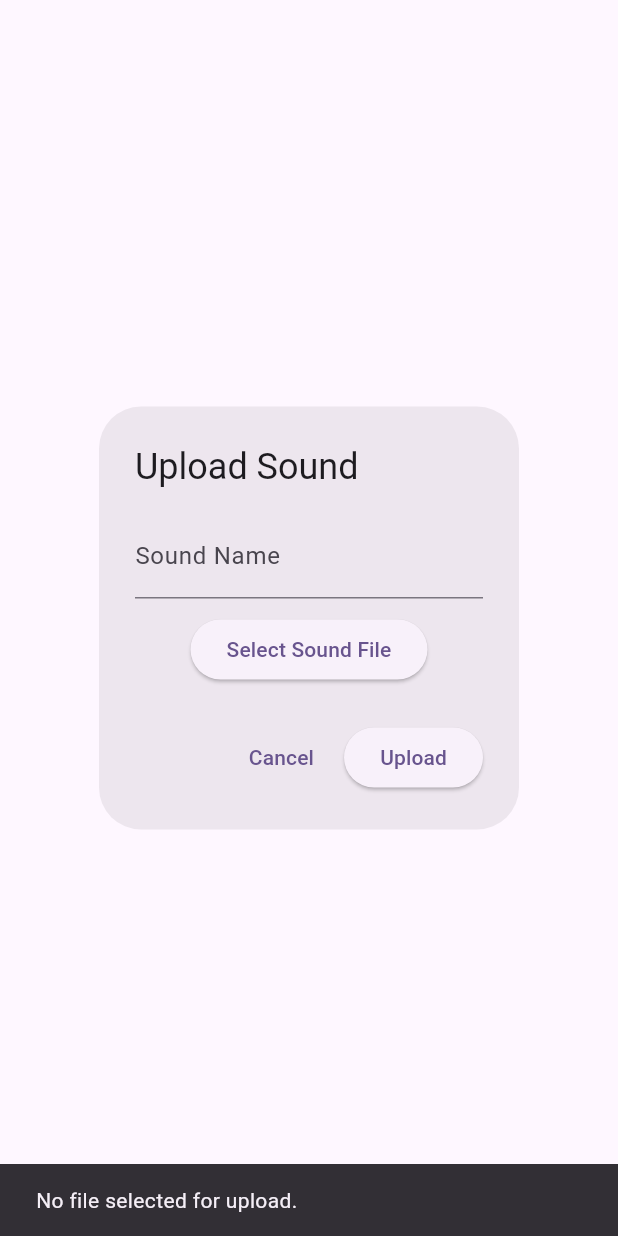
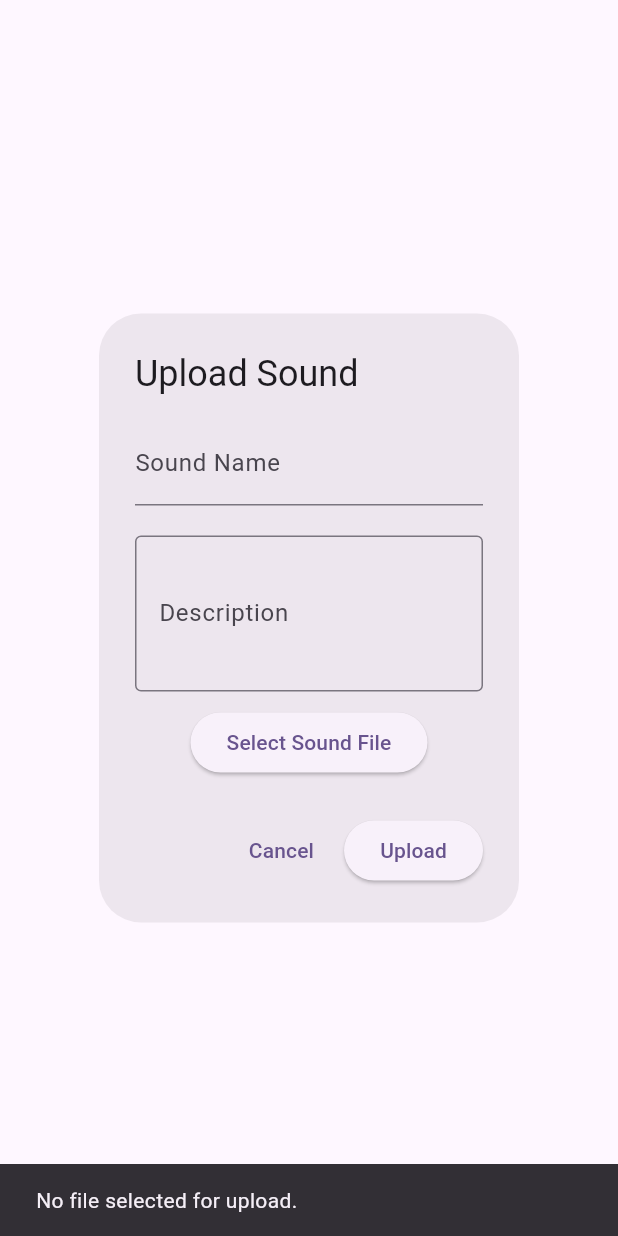
Before and after one commit to KhalilHen/soundboard_0, a Flutter app: the UploadSoundForm widget shown alone on an empty page, opened directly, after a tap on "Upload", on a phone screen of 412 x 824 dp. Run offline on Flutter 3.47's test engine with Material 3 defaults, Android fonts, the phone set to English and light mode, and no system bars; our stand-ins replace file_picker, just_audio, supabase_flutter; accounts and stored records are empty.

Commit message:
Added description

```diff
--- a/lib/controllers/upload_sound_controller.dart
+++ b/lib/controllers/upload_sound_controller.dart
@@ -45,7 +45,7 @@ class SoundController {
     }
   }
 
-  Future<void> uploadFile(BuildContext context, String name) async {
+  Future<void> uploadFile(BuildContext context, String name, String description) async {
     final user = await authService.getLoggedInUser();
     if (user == null) {
       ScaffoldMessenger.of(context).showSnackBar(
@@ -74,6 +74,7 @@ class SoundController {
       final tableResponse = await supabase.from('sound').insert([
         {
           'title': name,
+          'description': description,
           'user_id': user,
           'file_path': _fileName,
         }
@@ -135,10 +136,13 @@ class SoundController {
         try {
           final fileName = record['file_path'];
           final title = record['title'];
+          final description = record['description'];
+          // final fileDetails =  title = record['title'], description = record['description'];
+
           final signedUrl = await supabase.storage.from('sounds').createSignedUrl('uploads/${user}/${fileName}', 3600); // URL valid for 1 hour
 
           print('Generated signed URL: $signedUrl'); // Debug print
-          files.add({'title': title, 'url': signedUrl});
+          files.add({'title': title, 'url': signedUrl, 'description': description});
         } catch (e) {
           print('Error generating URL for ${record['file_path']}: $e');
           continue;
@@ -156,20 +160,13 @@ class SoundController {
     }
   }
 
-  void deleteSong() {
-
-
-  }
+  void deleteSong() {}
 }
 
 extension on PostgrestList {
   get error => null;
 }
 
-extension on List<FileObject> {
-  get error => null;
-}
-
 extension on String {
   get error => null;
 }
--- a/lib/dialogs/upload_sound_dialog.dart
+++ b/lib/dialogs/upload_sound_dialog.dart
@@ -9,7 +9,7 @@ class UploadSoundForm extends StatefulWidget {
 
 class _UploadSoundFormState extends State<UploadSoundForm> {
   final soundController = SoundController();
-
+  final descriptionController = TextEditingController();
   final nameController = TextEditingController();
   final formKey = GlobalKey<FormState>();
   @override
@@ -31,7 +31,21 @@ class _UploadSoundFormState extends State<UploadSoundForm> {
                 return null;
               },
             ),
-            // TODO Temporarily removed  as not yet implented
+            Padding(padding: EdgeInsets.all(10)),
+            TextFormField(
+              controller: descriptionController,
+              maxLines: 3,
+              decoration: InputDecoration(
+                labelText: 'Description',
+                border: OutlineInputBorder(),
+              ),
+              validator: (value) {
+                if (value == null || value.isEmpty) {
+                  return 'Please enter a description';
+                }
+                return null;
+              },
+            ),
             Padding(padding: EdgeInsets.only(top: 10)),
             ElevatedButton(
                 onPressed: () {
@@ -50,7 +64,7 @@ class _UploadSoundFormState extends State<UploadSoundForm> {
         ),
         ElevatedButton(
           onPressed: () {
-            soundController.uploadFile(context, nameController.text);
+            soundController.uploadFile(context, nameController.text,  descriptionController.text);
           },
           child: Text('Upload'),
         ),
--- a/lib/pages/homepage.dart
+++ b/lib/pages/homepage.dart
@@ -172,6 +172,7 @@ class _HomepageState extends State<Homepage> {
                         final file = audioFiles[index];
                         final url = file['url'] ?? '';
                         final title = file['title'] ?? 'Untitled';
+                        final description = file['description'] ?? 'No description provided';
                         final isThisPlaying = currentlyPlayingUrl == url && isPlaying;
 
                         return GestureDetector(
```
